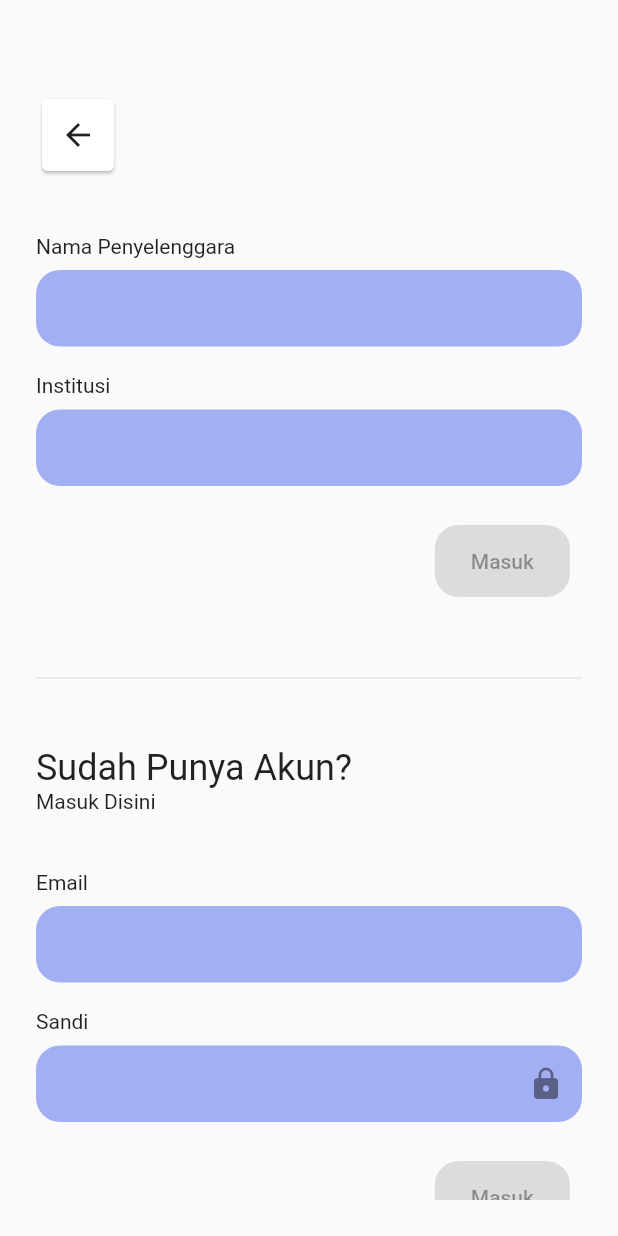
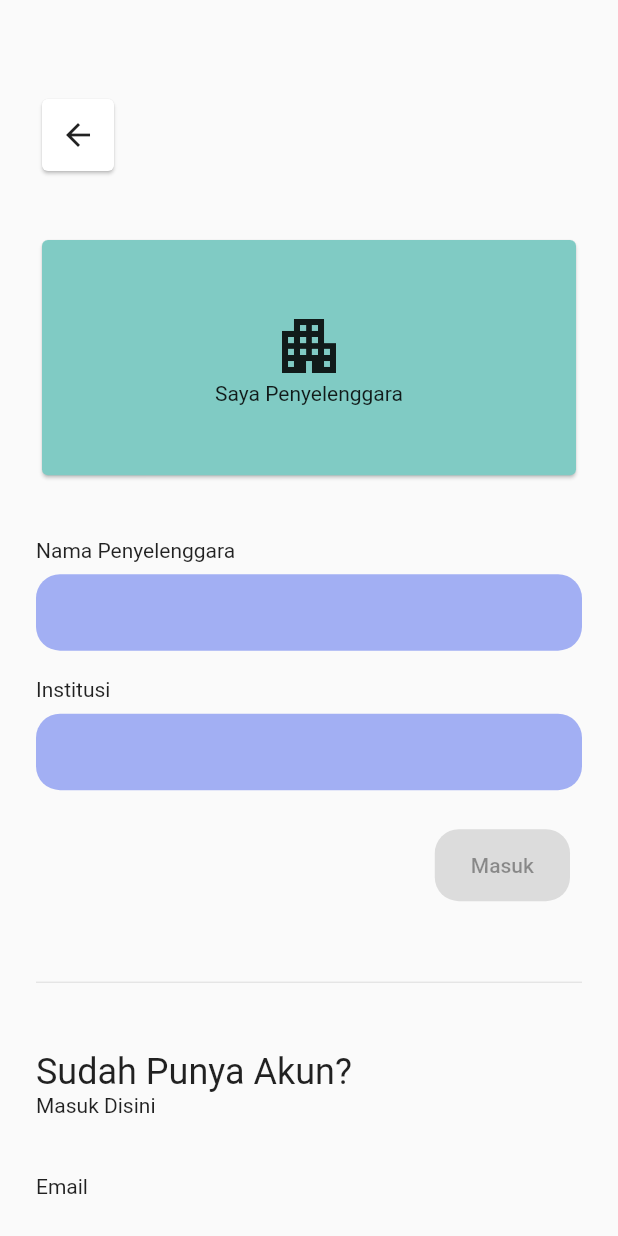
Before and after one commit to AkhdanFirdaus/palugada-webinar, a Flutter app: the screen it shows after launch, after a tap on "Saya Penyelenggara", on a phone screen of 412 x 824 dp. Run offline on Flutter 3.47's test engine with Material 2 defaults, Android fonts, the phone set to English and light mode, and no system bars; our stand-ins replace auto_route, dio, equatable, flutter_hooks, hive, hive_flutter and 3 more; missing offline and left inert: fresh_dio; accounts and stored records are empty; network calls fail.

Commit message:
Fix beberapa fungsi

```diff
--- a/lib/controllers/count_controller.dart
+++ b/lib/controllers/count_controller.dart
@@ -1,5 +1,5 @@
 import 'package:hooks_riverpod/hooks_riverpod.dart';
-import 'package:palugada/utils/network/api.dart';
+import '../utils/network/api.dart';
 
 final countWebinarProvider = FutureProvider<int>((ref) async {
   final api = ref.read(apiProvider);
--- a/lib/controllers/narasumber_controller.dart
+++ b/lib/controllers/narasumber_controller.dart
@@ -1,5 +1,5 @@
 import 'package:hooks_riverpod/hooks_riverpod.dart';
-import 'package:palugada/models/user.dart';
+import '../models/user.dart';
 
 final narasumberProvider =
     StateNotifierProvider<NarasumberNotifier, List<User>>((ref) {
--- a/lib/controllers/penyelenggara_controller.dart
+++ b/lib/controllers/penyelenggara_controller.dart
@@ -1,6 +1,6 @@
 import 'package:hooks_riverpod/hooks_riverpod.dart';
-import 'package:palugada/models/user.dart';
-import 'package:palugada/utils/network/api.dart';
+import '../models/user.dart';
+import '../utils/network/api.dart';
 
 final penyelenggaraFutureProvider = FutureProvider<List<User>>((ref) async {
   final api = ref.read(apiProvider);
--- a/lib/controllers/user_controller.dart
+++ b/lib/controllers/user_controller.dart
@@ -2,8 +2,8 @@ import 'package:dio/dio.dart';
 import 'package:fresh_dio/fresh_dio.dart';
 import 'package:hive/hive.dart';
 import 'package:hooks_riverpod/hooks_riverpod.dart';
-import 'package:palugada/utils/constants/persistence_constants.dart';
-import 'package:palugada/utils/network/api.dart';
+import '../utils/constants/persistence_constants.dart';
+import '../utils/network/api.dart';
 
 import '../models/user.dart';
 
--- a/lib/controllers/webinar_controller.dart
+++ b/lib/controllers/webinar_controller.dart
@@ -1,6 +1,6 @@
 import 'package:dio/dio.dart';
 import 'package:hooks_riverpod/hooks_riverpod.dart';
-import 'package:palugada/models/user.dart';
+import '../models/user.dart';
 
 import '../models/webinar.dart';
 import '../utils/network/api.dart';
--- a/lib/main.dart
+++ b/lib/main.dart
@@ -3,9 +3,9 @@ import 'package:flutter/material.dart';
 import 'package:hive/hive.dart';
 import 'package:hive_flutter/hive_flutter.dart';
 import 'package:hooks_riverpod/hooks_riverpod.dart';
-import 'package:palugada/controllers/user_controller.dart';
-import 'package:palugada/models/user.dart';
-import 'package:palugada/utils/constants/persistence_constants.dart';
+import 'controllers/user_controller.dart';
+import 'models/user.dart';
+import 'utils/constants/persistence_constants.dart';
 import 'package:url_strategy/url_strategy.dart';
 
 import 'utils/routes/router.gr.dart';
--- a/lib/models/webinar.dart
+++ b/lib/models/webinar.dart
@@ -1,5 +1,5 @@
 import 'package:equatable/equatable.dart';
-import 'package:palugada/models/user.dart';
+import 'user.dart';
 
 typedef Json = Map<String, dynamic>;
 
--- a/lib/page/login_page.dart
+++ b/lib/page/login_page.dart
@@ -3,7 +3,7 @@ import 'package:auto_route/auto_route.dart';
 import 'package:flutter_hooks/flutter_hooks.dart';
 import 'package:hooks_riverpod/hooks_riverpod.dart';
 import 'package:motion_toast/motion_toast.dart';
-import 'package:palugada/controllers/user_controller.dart';
+import '../controllers/user_controller.dart';
 import '../utils/routes/router.gr.dart';
 
 class ChoosePage extends StatelessWidget {
@@ -309,6 +309,26 @@ class CreatorLoginPage extends StatelessWidget {
               ),
             ),
             SizedBox(height: 38),
+            SizedBox(
+              height: MediaQuery.of(context).size.height * 0.2,
+              child: Card(
+                color: Colors.teal.shade200,
+                child: Center(
+                  child: Column(
+                    mainAxisAlignment: MainAxisAlignment.center,
+                    mainAxisSize: MainAxisSize.min,
+                    children: [
+                      Icon(
+                        Icons.apartment,
+                        size: 48,
+                      ),
+                      Text("Saya Penyelenggara"),
+                    ],
+                  ),
+                ),
+              ),
+            ),
+            SizedBox(height: 38),
             _LoginGuestWidget("Nama Penyelenggara", "Institusi", 1),
             SizedBox(height: 38),
             Divider(),
--- a/lib/page/penyelenggara_detail.dart
+++ b/lib/page/penyelenggara_detail.dart
@@ -3,9 +3,9 @@ import 'package:flutter/material.dart';
 import 'package:hooks_riverpod/hooks_riverpod.dart';
 import 'package:auto_route/auto_route.dart';
 import 'package:motion_toast/motion_toast.dart';
-import 'package:palugada/controllers/user_controller.dart';
-import 'package:palugada/controllers/webinar_controller.dart';
-import 'package:palugada/models/user.dart';
+import '../controllers/user_controller.dart';
+import '../controllers/webinar_controller.dart';
+import '../models/user.dart';
 
 import '../controllers/penyelenggara_controller.dart';
 
--- a/lib/page/profile_page.dart
+++ b/lib/page/profile_page.dart
@@ -1,8 +1,8 @@
 import 'package:flutter/material.dart';
 import 'package:auto_route/auto_route.dart';
 import 'package:hooks_riverpod/hooks_riverpod.dart';
-import 'package:palugada/controllers/user_controller.dart';
-import 'package:palugada/models/user.dart';
+import '../controllers/user_controller.dart';
+import '../models/user.dart';
 import '../utils/routes/router.gr.dart';
 
 class ProfilePage extends HookConsumerWidget {
--- a/lib/page/register_page.dart
+++ b/lib/page/register_page.dart
@@ -2,8 +2,8 @@ import 'package:flutter/material.dart';
 import 'package:flutter_hooks/flutter_hooks.dart';
 import 'package:hooks_riverpod/hooks_riverpod.dart';
 import 'package:motion_toast/motion_toast.dart';
-import 'package:palugada/controllers/user_controller.dart';
-import 'package:palugada/models/user.dart';
+import '../controllers/user_controller.dart';
+import '../models/user.dart';
 import 'package:auto_route/auto_route.dart';
 
 class RegisterPage extends HookConsumerWidget {
--- a/lib/utils/network/api.dart
+++ b/lib/utils/network/api.dart
@@ -1,7 +1,7 @@
 import 'package:dio/dio.dart';
 import 'package:fresh_dio/fresh_dio.dart';
 import 'package:hooks_riverpod/hooks_riverpod.dart';
-import 'package:palugada/utils/constants/api_constants.dart';
+import '../constants/api_constants.dart';
 
 export '../constants/api_constants.dart';
 
--- a/lib/utils/routes/router.dart
+++ b/lib/utils/routes/router.dart
@@ -1,7 +1,7 @@
 import 'package:auto_route/annotations.dart';
 import 'package:auto_route/auto_route.dart';
-import 'package:palugada/page/penyelenggara_detail.dart';
-import 'package:palugada/page/penyelenggara_page.dart';
+import '../../page/penyelenggara_detail.dart';
+import '../../page/penyelenggara_page.dart';
 import '../../page/home_page.dart';
 import '../../page/info_page.dart';
 import '../../page/login_page.dart';
```
Also changed, not shown: lib/page/info_page.dart (+7 -2 lines), lib/page/penyelenggara_page.dart (+20 -1 lines), lib/page/webinar_create_page.dart (+4 -4 lines), lib/page/webinar_detail_page.dart (+39 -5 lines), lib/page/webinar_page.dart (+16 -2 lines).
